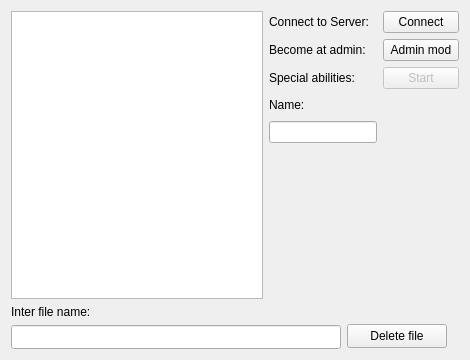
Before: the Qt Designer form TCPNetworkAppC/Widget.ui in Jam2356/RemoteDeletion, drawn with Qt 5.
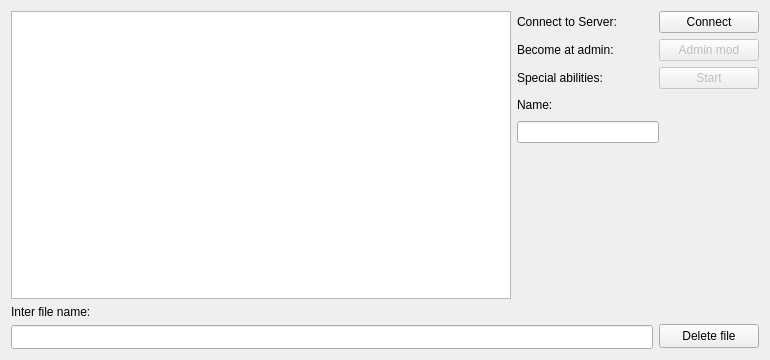
After: the same form once the commit is applied.

Diff of the .ui file:
```diff
--- a/TCPNetworkAppC/Widget.ui
+++ b/TCPNetworkAppC/Widget.ui
@@ -6,19 +6,19 @@
    <rect>
     <x>0</x>
     <y>0</y>
-    <width>470</width>
+    <width>770</width>
     <height>360</height>
    </rect>
   </property>
   <property name="minimumSize">
    <size>
-    <width>470</width>
+    <width>770</width>
     <height>360</height>
    </size>
   </property>
   <property name="maximumSize">
    <size>
-    <width>470</width>
+    <width>770</width>
     <height>470</height>
    </size>
   </property>
@@ -27,120 +27,181 @@
   </property>
   <layout class="QGridLayout" name="gridLayout">
    <item row="0" column="0">
+    <layout class="QVBoxLayout" name="verticalLayout_4">
+     <item>
+      <layout class="QHBoxLayout" name="horizontalLayout_8">
+       <item>
+        <widget class="QTextBrowser" name="textBrowser">
+         <property name="minimumSize">
+          <size>
+           <width>500</width>
+           <height>200</height>
+          </size>
+         </property>
+        </widget>
+       </item>
+       <item>
     <layout class="QVBoxLayout" name="verticalLayout_3">
      <item>
       <layout class="QHBoxLayout" name="horizontalLayout_2">
        <item>
-        <widget class="QTextBrowser" name="textBrowser"/>
-       </item>
-       <item>
-        <layout class="QFormLayout" name="formLayout_2">
-         <item row="0" column="0">
           <widget class="QLabel" name="label">
            <property name="text">
             <string>Connect to Server:</string>
            </property>
           </widget>
          </item>
-         <item row="0" column="1">
+           <item>
           <widget class="QPushButton" name="pushButton_connect">
+             <property name="maximumSize">
+              <size>
+               <width>100</width>
+               <height>24</height>
+              </size>
+             </property>
            <property name="text">
             <string>Connect</string>
            </property>
           </widget>
          </item>
-         <item row="1" column="0">
+          </layout>
+         </item>
+         <item>
+          <layout class="QHBoxLayout" name="horizontalLayout_3">
+           <item>
           <widget class="QLabel" name="label_3">
            <property name="text">
             <string>Become at admin:</string>
            </property>
           </widget>
          </item>
-         <item row="1" column="1">
+           <item>
           <widget class="QPushButton" name="pushButton_admin">
+             <property name="enabled">
+              <bool>false</bool>
+             </property>
+             <property name="maximumSize">
+              <size>
+               <width>100</width>
+               <height>24</height>
+              </size>
+             </property>
            <property name="text">
             <string>Admin mod</string>
            </property>
           </widget>
          </item>
-         <item row="2" column="0">
+          </layout>
+         </item>
+         <item>
+          <layout class="QHBoxLayout" name="horizontalLayout_4">
+           <item>
           <widget class="QLabel" name="label_4">
            <property name="text">
             <string>Special abilities:</string>
            </property>
           </widget>
          </item>
-         <item row="2" column="1">
+           <item>
           <widget class="QPushButton" name="pushButton_2_Start">
            <property name="enabled">
             <bool>false</bool>
            </property>
+             <property name="maximumSize">
+              <size>
+               <width>100</width>
+               <height>24</height>
+              </size>
+             </property>
            <property name="text">
             <string>Start</string>
            </property>
           </widget>
          </item>
-         <item row="3" column="1">
-          <spacer name="horizontalSpacer_3">
-           <property name="orientation">
-            <enum>Qt::Horizontal</enum>
-           </property>
-           <property name="sizeHint" stdset="0">
-            <size>
-             <width>40</width>
-             <height>20</height>
-            </size>
-           </property>
-          </spacer>
+          </layout>
          </item>
-         <item row="5" column="0">
-          <spacer name="verticalSpacer">
-           <property name="orientation">
-            <enum>Qt::Vertical</enum>
-           </property>
-           <property name="sizeHint" stdset="0">
-            <size>
-             <width>20</width>
-             <height>40</height>
-            </size>
-           </property>
-          </spacer>
-         </item>
-         <item row="5" column="1">
-          <spacer name="verticalSpacer_2">
-           <property name="orientation">
-            <enum>Qt::Vertical</enum>
-           </property>
-           <property name="sizeHint" stdset="0">
-            <size>
-             <width>20</width>
-             <height>40</height>
-            </size>
-           </property>
-          </spacer>
-         </item>
-         <item row="4" column="0">
-          <widget class="QLineEdit" name="lineEdit_2_name"/>
-         </item>
-         <item row="3" column="0">
+         <item>
+          <layout class="QHBoxLayout" name="horizontalLayout_5">
+           <item>
           <widget class="QLabel" name="label_5">
            <property name="text">
             <string>Name:</string>
            </property>
           </widget>
          </item>
-         <item row="4" column="1">
+           <item>
+            <spacer name="horizontalSpacer_3">
+             <property name="orientation">
+              <enum>Qt::Horizontal</enum>
+             </property>
+             <property name="sizeType">
+              <enum>QSizePolicy::Fixed</enum>
+             </property>
+             <property name="sizeHint" stdset="0">
+              <size>
+               <width>100</width>
+               <height>20</height>
+              </size>
+             </property>
+            </spacer>
+           </item>
+          </layout>
+         </item>
+         <item>
+          <layout class="QHBoxLayout" name="horizontalLayout_6">
+           <item>
+            <widget class="QLineEdit" name="lineEdit_2_name"/>
+           </item>
+           <item>
           <spacer name="horizontalSpacer">
            <property name="orientation">
             <enum>Qt::Horizontal</enum>
            </property>
+             <property name="sizeType">
+              <enum>QSizePolicy::Fixed</enum>
+             </property>
            <property name="sizeHint" stdset="0">
             <size>
-             <width>40</width>
+               <width>100</width>
              <height>20</height>
             </size>
            </property>
           </spacer>
+           </item>
+          </layout>
+         </item>
+         <item>
+          <layout class="QHBoxLayout" name="horizontalLayout_7">
+           <item>
+            <spacer name="verticalSpacer">
+             <property name="orientation">
+              <enum>Qt::Vertical</enum>
+             </property>
+             <property name="sizeHint" stdset="0">
+              <size>
+               <width>20</width>
+               <height>40</height>
+              </size>
+             </property>
+            </spacer>
+           </item>
+           <item>
+            <spacer name="horizontalSpacer_4">
+             <property name="orientation">
+              <enum>Qt::Horizontal</enum>
+             </property>
+             <property name="sizeType">
+              <enum>QSizePolicy::Fixed</enum>
+             </property>
+             <property name="sizeHint" stdset="0">
+              <size>
+               <width>100</width>
+               <height>20</height>
+              </size>
+             </property>
+            </spacer>
+           </item>
+          </layout>
          </item>
         </layout>
        </item>
@@ -176,9 +237,12 @@
            <property name="orientation">
             <enum>Qt::Horizontal</enum>
            </property>
+           <property name="sizeType">
+            <enum>QSizePolicy::Minimum</enum>
+           </property>
            <property name="sizeHint" stdset="0">
             <size>
-             <width>88</width>
+             <width>100</width>
              <height>18</height>
             </size>
            </property>
```
Lines whose indentation alone changed are shown as unchanged.
